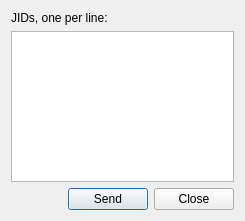
The window that sendinvitations.ui (HappySeaFox/tht) describes before a commit, drawn with Qt 5.
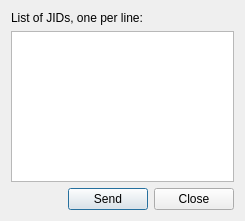
The same window after the commit.

```diff
--- a/sendinvitations.ui
+++ b/sendinvitations.ui
@@ -17,7 +17,7 @@
    <item row="0" column="0">
     <widget class="QLabel" name="label">
      <property name="text">
-      <string>JIDs, one per line:</string>
+      <string>List of JIDs, one per line:</string>
      </property>
     </widget>
    </item>
```
